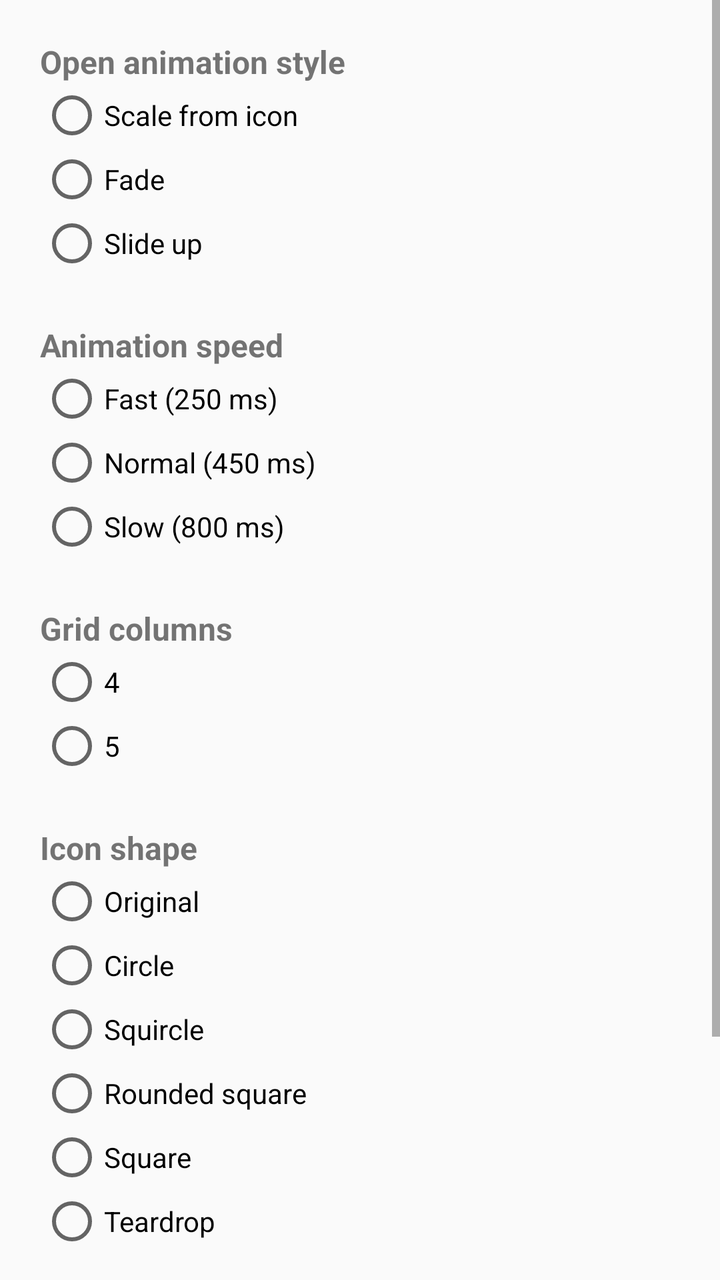
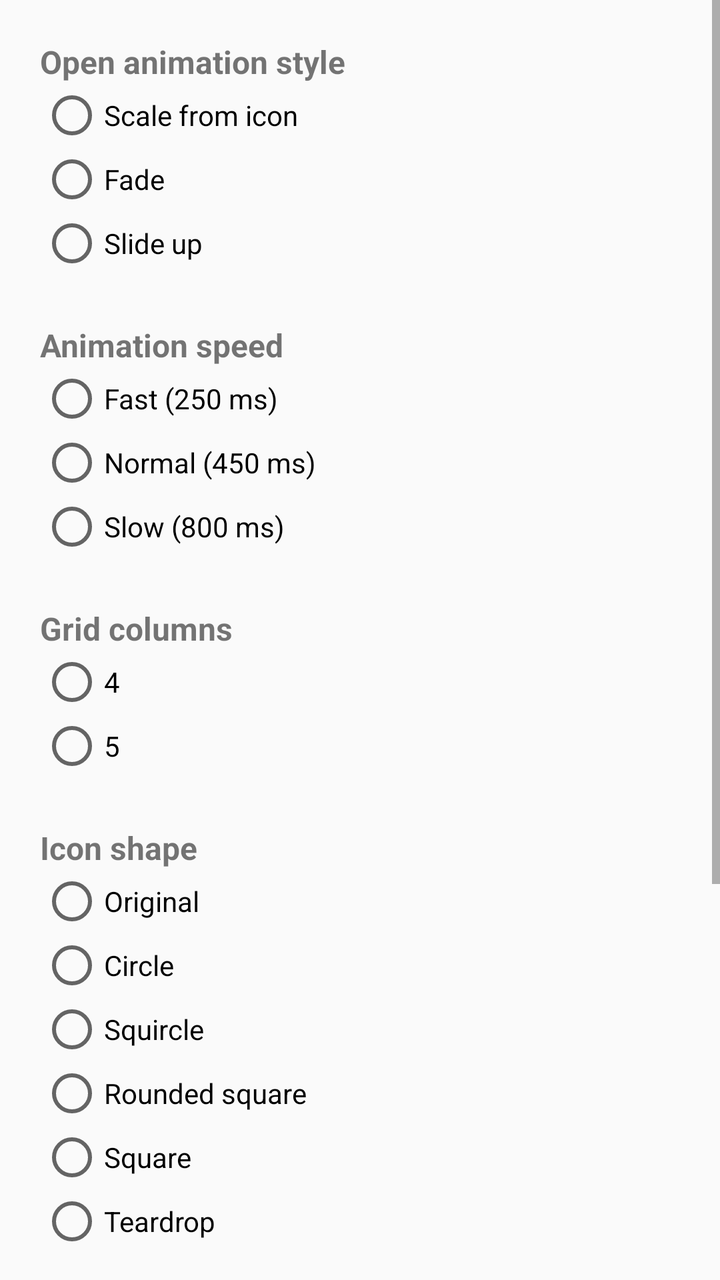

Compare the two renders of this Android layout. The source of the first and the diff that turns it into the second are given below.
<!-- AndroidManifest.xml: activity theme Theme.Launcher.Settings -->
<!-- res/layout/activity_settings.xml -->
<?xml version="1.0" encoding="utf-8"?>
<ScrollView xmlns:android="http://schemas.android.com/apk/res/android"
    android:layout_width="match_parent"
    android:layout_height="match_parent">

    <LinearLayout
        android:layout_width="match_parent"
        android:layout_height="wrap_content"
        android:orientation="vertical"
        android:padding="20dp">

        <TextView android:layout_width="wrap_content" android:layout_height="wrap_content"
            android:text="Open animation style" android:textSize="16sp" android:textStyle="bold" />
        <RadioGroup android:id="@+id/styleGroup" android:layout_width="match_parent" android:layout_height="wrap_content">
            <RadioButton android:id="@+id/styleScale" android:layout_width="wrap_content" android:layout_height="wrap_content" android:text="Scale from icon" />
            <RadioButton android:id="@+id/styleFade" android:layout_width="wrap_content" android:layout_height="wrap_content" android:text="Fade" />
            <RadioButton android:id="@+id/styleSlide" android:layout_width="wrap_content" android:layout_height="wrap_content" android:text="Slide up" />
        </RadioGroup>

        <TextView android:layout_width="wrap_content" android:layout_height="wrap_content"
            android:layout_marginTop="24dp" android:text="Animation speed" android:textSize="16sp" android:textStyle="bold" />
        <RadioGroup android:id="@+id/speedGroup" android:layout_width="match_parent" android:layout_height="wrap_content">
            <RadioButton android:id="@+id/speedFast" android:layout_width="wrap_content" android:layout_height="wrap_content" android:text="Fast (250 ms)" />
            <RadioButton android:id="@+id/speedNormal" android:layout_width="wrap_content" android:layout_height="wrap_content" android:text="Normal (450 ms)" />
            <RadioButton android:id="@+id/speedSlow" android:layout_width="wrap_content" android:layout_height="wrap_content" android:text="Slow (800 ms)" />
        </RadioGroup>

        <TextView android:layout_width="wrap_content" android:layout_height="wrap_content"
            android:layout_marginTop="24dp" android:text="Grid columns" android:textSize="16sp" android:textStyle="bold" />
        <RadioGroup android:id="@+id/colsGroup" android:layout_width="match_parent" android:layout_height="wrap_content">
            <RadioButton android:id="@+id/cols4" android:layout_width="wrap_content" android:layout_height="wrap_content" android:text="4" />
            <RadioButton android:id="@+id/cols5" android:layout_width="wrap_content" android:layout_height="wrap_content" android:text="5" />
        </RadioGroup>

        <TextView android:layout_width="wrap_content" android:layout_height="wrap_content"
            android:layout_marginTop="24dp" android:text="Icon shape" android:textSize="16sp" android:textStyle="bold" />
        <RadioGroup android:id="@+id/shapeGroup" android:layout_width="match_parent" android:layout_height="wrap_content">
            <RadioButton android:id="@+id/shapeOriginal" android:layout_width="wrap_content" android:layout_height="wrap_content" android:text="Original" />
            <RadioButton android:id="@+id/shapeCircle" android:layout_width="wrap_content" android:layout_height="wrap_content" android:text="Circle" />
            <RadioButton android:id="@+id/shapeSquircle" android:layout_width="wrap_content" android:layout_height="wrap_content" android:text="Squircle" />
            <RadioButton android:id="@+id/shapeRounded" android:layout_width="wrap_content" android:layout_height="wrap_content" android:text="Rounded square" />
            <RadioButton android:id="@+id/shapeSquare" android:layout_width="wrap_content" android:layout_height="wrap_content" android:text="Square" />
            <RadioButton android:id="@+id/shapeTeardrop" android:layout_width="wrap_content" android:layout_height="wrap_content" android:text="Teardrop" />
        </RadioGroup>

        <TextView android:id="@+id/sizeLabel" android:layout_width="wrap_content" android:layout_height="wrap_content"
            android:layout_marginTop="24dp" android:text="Icon size: 100%" android:textSize="16sp" android:textStyle="bold" />
        <SeekBar android:id="@+id/sizeBar" android:layout_width="match_parent" android:layout_height="wrap_content"
            android:layout_marginTop="8dp" android:max="80" />

        <Button android:id="@+id/resetHome" android:layout_width="wrap_content" android:layout_height="wrap_content"
            android:layout_marginTop="24dp" android:text="Reset home screen layout" />
    </LinearLayout>
</ScrollView>
<!-- resources referenced by this layout -->
<resources>
  <style name="Theme.Launcher.Settings" parent="Theme.AppCompat.DayNight.DarkActionBar" />
</resources>

<!-- the commit's change to res/layout/activity_settings.xml (unified diff, before → after) -->
@@ -48,6 +48,14 @@
         <SeekBar android:id="@+id/sizeBar" android:layout_width="match_parent" android:layout_height="wrap_content"
             android:layout_marginTop="8dp" android:max="80" />
 
+        <TextView android:layout_width="wrap_content" android:layout_height="wrap_content"
+            android:layout_marginTop="24dp" android:text="Dock" android:textSize="16sp" android:textStyle="bold" />
+        <androidx.appcompat.widget.SwitchCompat android:id="@+id/dockSwitch"
+            android:layout_width="match_parent" android:layout_height="wrap_content"
+            android:layout_marginTop="8dp" android:text="Show dock" />
+        <Button android:id="@+id/resetDock" android:layout_width="wrap_content" android:layout_height="wrap_content"
+            android:layout_marginTop="8dp" android:text="Reset dock apps" />
+
         <Button android:id="@+id/resetHome" android:layout_width="wrap_content" android:layout_height="wrap_content"
             android:layout_marginTop="24dp" android:text="Reset home screen layout" />
     </LinearLayout>
